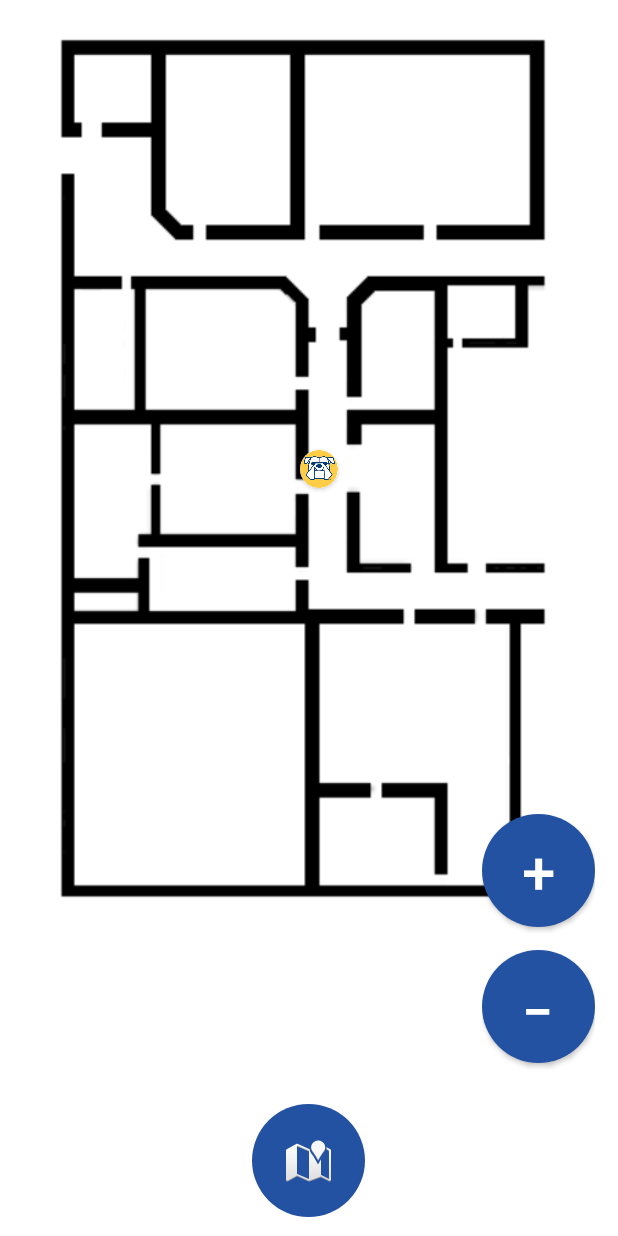
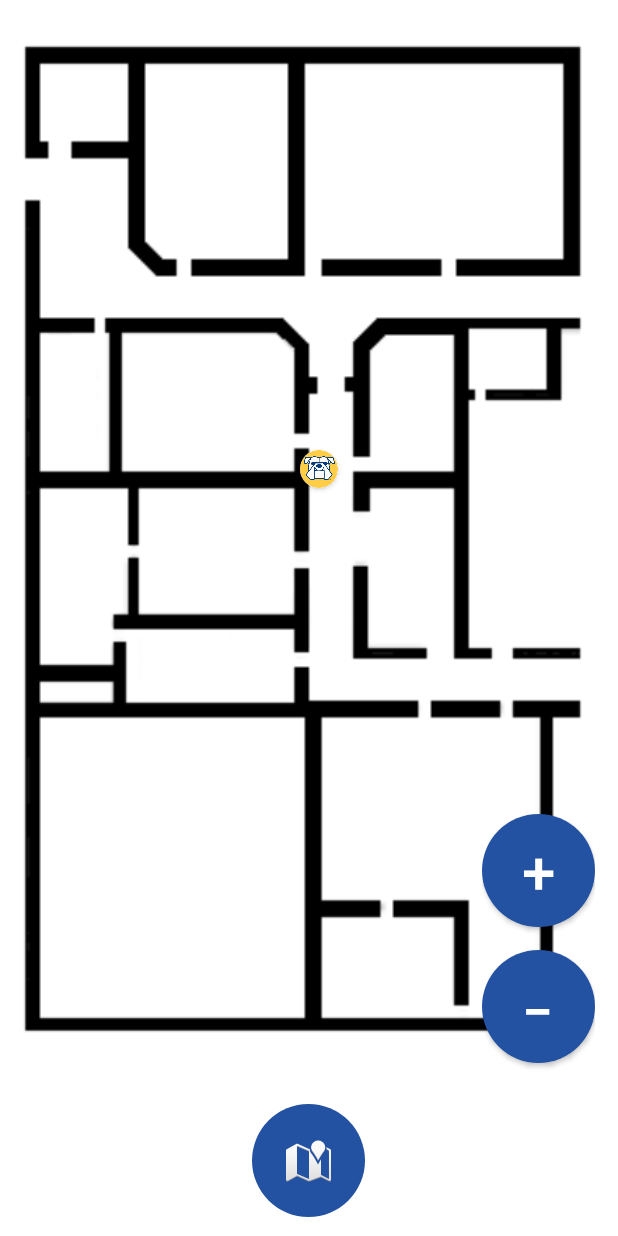
Before and after one commit to RRULE2001/Android-GPS-using-Wifi-RTT, an Android app: the screen it shows after launch (MainActivity), on a phone screen of 412 x 824 dp. Run offline under Robolectric (Android 15) with nearby library versions, the phone set to English and light mode, and no system bars.

Commit message:
Fixed size of ImageView

```diff
--- a/WiFi RTT Check/app/src/main/res/layout/activity_main.xml
+++ b/WiFi RTT Check/app/src/main/res/layout/activity_main.xml
@@ -25,8 +25,8 @@
 
             <ImageView
                 android:id="@+id/map"
-                android:layout_width="411dp"
-                android:layout_height="629dp"
+                android:layout_width="match_parent"
+                android:layout_height="match_parent"
                 android:src="@drawable/map"
                 app:layout_constraintStart_toStartOf="parent"
                 app:layout_constraintTop_toTopOf="parent" />
```
Also changed, not shown: WiFi RTT Check/app/src/main/java/com/example/tes_wifi_rtt/MainActivity.java (+4 -4 lines).
